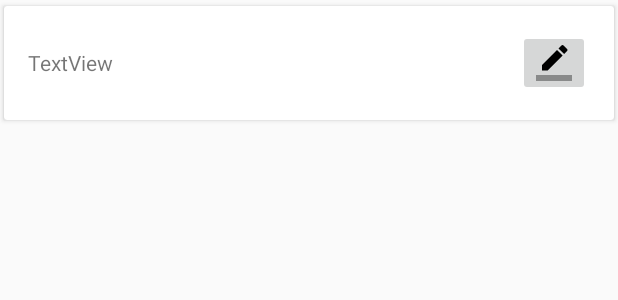
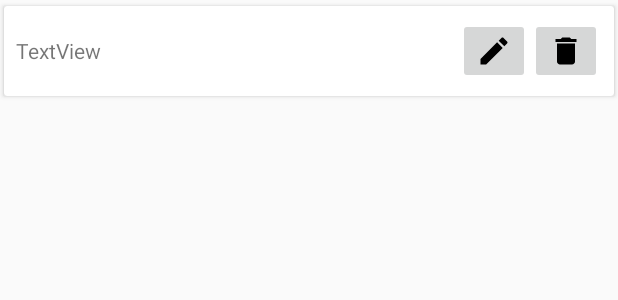
Before and after one commit to nrloyd/Ranker, an Android app: the layout item_group_list.xml on its own in the app's theme, with its tools: preview values and no code run, on a phone screen of 412 x 824 dp. Shown: the top 300 px of the screen. Run offline under Robolectric (Android 15) with nearby library versions, the phone set to English and light mode, and no system bars.

Commit message:
Add delete button

```diff
--- /dev/null
+++ b/app/src/main/res/drawable/ic_delete_black_24dp.xml
@@ -0,0 +1,9 @@
+<vector xmlns:android="http://schemas.android.com/apk/res/android"
+        android:width="24dp"
+        android:height="24dp"
+        android:viewportWidth="24.0"
+        android:viewportHeight="24.0">
+    <path
+        android:fillColor="#FF000000"
+        android:pathData="M6,19c0,1.1 0.9,2 2,2h8c1.1,0 2,-0.9 2,-2V7H6v12zM19,4h-3.5l-1,-1h-5l-1,1H5v2h14V4z"/>
+</vector>
--- /dev/null
+++ b/app/src/main/res/drawable/ic_edit_black_24dp.xml
@@ -0,0 +1,9 @@
+<vector xmlns:android="http://schemas.android.com/apk/res/android"
+        android:width="24dp"
+        android:height="24dp"
+        android:viewportWidth="24.0"
+        android:viewportHeight="24.0">
+    <path
+        android:fillColor="#FF000000"
+        android:pathData="M3,17.25V21h3.75L17.81,9.94l-3.75,-3.75L3,17.25zM20.71,7.04c0.39,-0.39 0.39,-1.02 0,-1.41l-2.34,-2.34c-0.39,-0.39 -1.02,-0.39 -1.41,0l-1.83,1.83 3.75,3.75 1.83,-1.83z"/>
+</vector>
--- a/app/src/main/res/layout/item_group_list.xml
+++ b/app/src/main/res/layout/item_group_list.xml
@@ -10,7 +10,7 @@
         android:layout_width="match_parent"
         android:layout_height="wrap_content"
         app:cardUseCompatPadding="true"
-        app:contentPadding="16dp" >
+        app:contentPadding="8dp">
 
         <androidx.constraintlayout.widget.ConstraintLayout
             android:layout_width="match_parent"
@@ -20,20 +20,28 @@
                 android:id="@+id/text_title"
                 android:layout_width="0dp"
                 android:layout_height="0dp"
+                android:gravity="center_vertical"
                 android:text="TextView"
-                android:gravity="center_vertical"
+                app:layout_constraintBottom_toBottomOf="parent"
+                app:layout_constraintEnd_toStartOf="@+id/edit_list_button"
                 app:layout_constraintStart_toStartOf="parent"
-                app:layout_constraintEnd_toStartOf="@+id/edit_list_button"
-                app:layout_constraintTop_toTopOf="parent"
-                app:layout_constraintBottom_toBottomOf="parent"/>
+                app:layout_constraintTop_toTopOf="parent" />
 
             <ImageButton
                 android:id="@+id/edit_list_button"
                 android:layout_width="wrap_content"
                 android:layout_height="wrap_content"
+                app:layout_constraintEnd_toStartOf="@+id/delete_list_button"
+                app:layout_constraintTop_toTopOf="parent"
+                app:srcCompat="@drawable/ic_edit_black_24dp" />
+
+            <ImageButton
+                android:id="@+id/delete_list_button"
+                android:layout_width="wrap_content"
+                android:layout_height="wrap_content"
                 app:layout_constraintEnd_toEndOf="parent"
                 app:layout_constraintTop_toTopOf="parent"
-                app:srcCompat="@drawable/ic_border_color_black_24dp" />
+                app:srcCompat="@drawable/ic_delete_black_24dp" />
 
         </androidx.constraintlayout.widget.ConstraintLayout>
 
```
Also changed, not shown: app/src/main/java/com/example/ranker/GroupRecyclerAdapter.java (+13 -4 lines), 1 other file.
